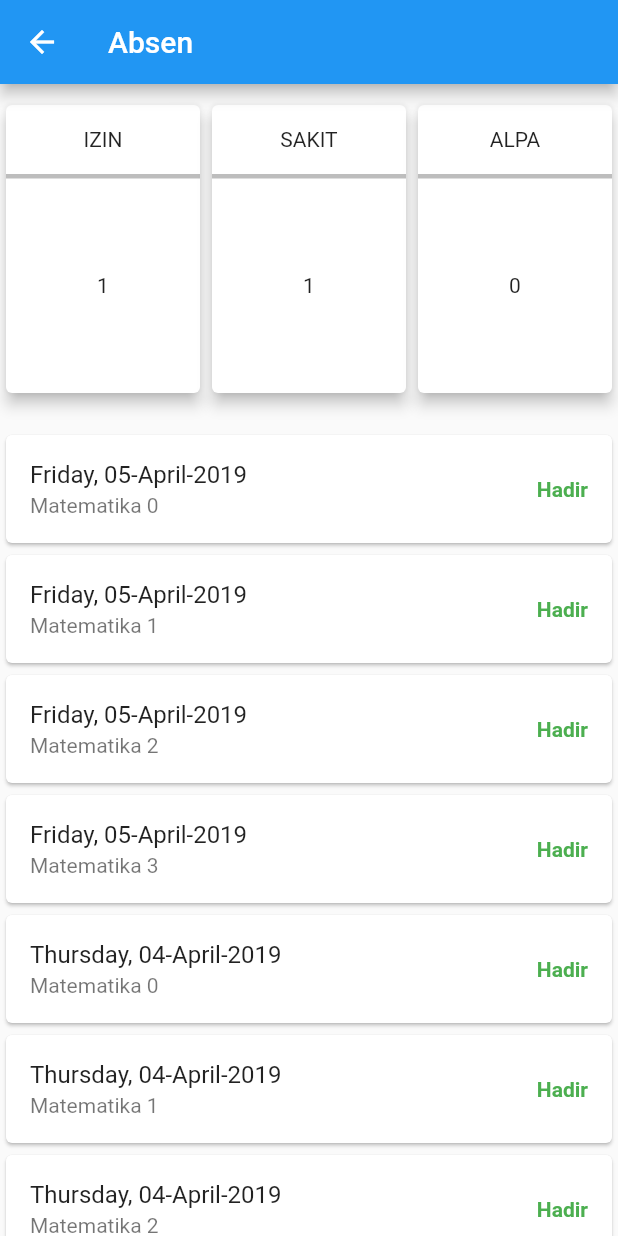
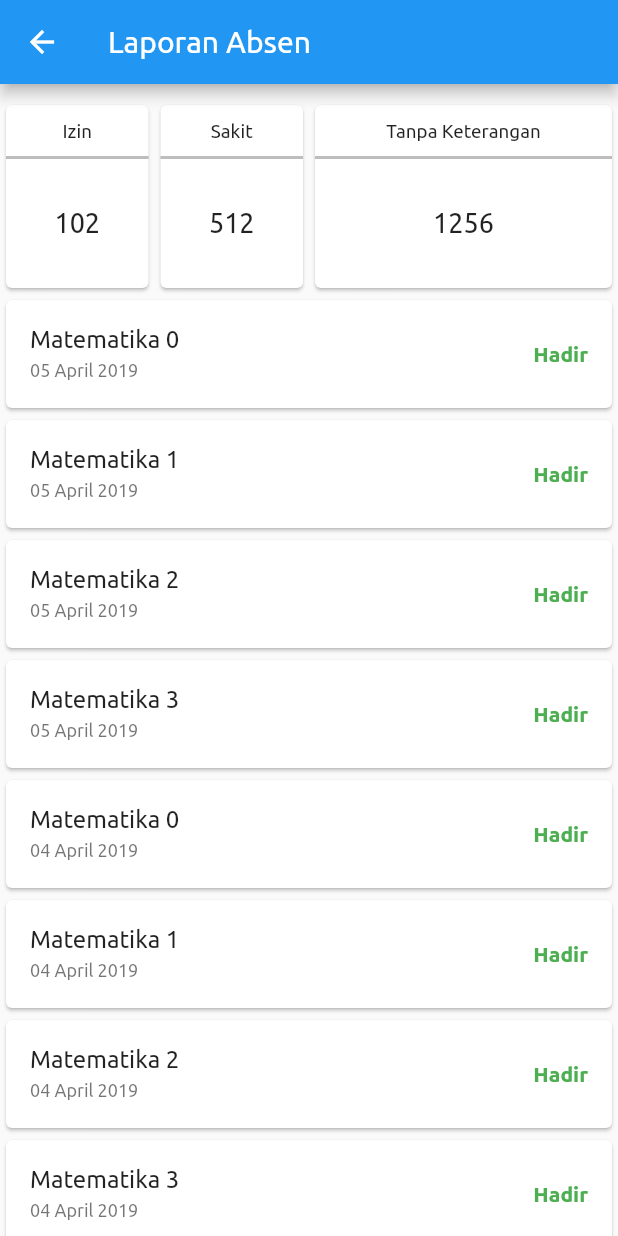
Before and after one commit to mahajir05/mobile-owly, a Flutter app: the Absen screen opened directly, on a phone screen of 412 x 824 dp. Run offline on Flutter 3.47's test engine with Material 2 defaults, Android fonts, the light colour scheme and no system bars; network calls fail; project files that could hold a hidden picture were left out.

Commit message:
updet lagi

```diff
--- a/lib/absen_page.dart
+++ b/lib/absen_page.dart
@@ -1,5 +1,6 @@
 import 'package:flutter/material.dart';
 import 'package:intl/intl.dart';
+import 'package:owly/config/configs.dart';
 
 class Absen extends StatefulWidget {
   @override
@@ -13,17 +14,16 @@ class _Absen extends State<Absen> {
 
     return Scaffold(
       appBar: AppBar(
-        title: Text('Absen'),
+        title: Text('Laporan Absen',style: TextStyle(fontFamily: Configs.defaultFont)),
       ),
       body: Container(
         child: Column(
           children: <Widget>[
             new Container(
               width: queryData.size.width,
-              height: 200,
+              height: 130,
               margin: EdgeInsets.only(
-                top: 10,
-                bottom: 20
+                top: 10
               ),
               //color: Colors.blue[200],
               child: Row(
@@ -31,20 +31,19 @@ class _Absen extends State<Absen> {
                   new Expanded(
                     flex: 1,
                     child: Card(
-                      elevation: 4.0,
                       child: Column(
                         children: <Widget>[
                           new Container(
                             child: Padding(
-                              padding: EdgeInsets.all(15),
+                              padding: EdgeInsets.all(10),
                               child: Center(
-                                child: Text('IZIN'),
+                                child: Text('Izin',style: TextStyle(fontFamily: Configs.defaultFont,fontSize: 12.5),),
                               ),
                             ),
                           ),
 
                           new Container(
-                            height: 3,
+                            height: 2,
                             width: queryData.size.width,
                             color: Colors.black26,
                           ),
@@ -52,7 +51,7 @@ class _Absen extends State<Absen> {
                           new Expanded(
                             child: Container(
                               child: Center(
-                                child: Text('1'),
+                                child: Text('102',style: TextStyle(fontFamily: Configs.defaultFont,fontSize: 18)),
                               ),
                             ),
                           )
@@ -64,20 +63,19 @@ class _Absen extends State<Absen> {
                   new Expanded(
                     flex: 1,
                     child: Card(
-                      elevation: 4.0,
                       child: Column(
                         children: <Widget>[
                           new Container(
                             child: Padding(
-                              padding: EdgeInsets.all(15),
+                              padding: EdgeInsets.all(10),
                               child: Center(
-                                child: Text('SAKIT'),
+                                child: Text('Sakit',style: TextStyle(fontFamily: Configs.defaultFont,fontSize: 12.5),),
                               ),
                             ),
                           ),
 
                           new Container(
-                            height: 3,
+                            height: 2,
                             width: queryData.size.width,
                             color: Colors.black26,
                           ),
@@ -85,7 +83,7 @@ class _Absen extends State<Absen> {
                           new Expanded(
                             child: Container(
                               child: Center(
-                                child: Text('1'),
+                                child: Text('512',style: TextStyle(fontFamily: Configs.defaultFont,fontSize: 18)),
                               ),
                             ),
                           )
@@ -95,22 +93,21 @@ class _Absen extends State<Absen> {
                   ),
 
                   new Expanded(
-                    flex: 1,
+                    flex: 2,
                     child: Card(
-                      elevation: 4.0,
                       child: Column(
                         children: <Widget>[
                           new Container(
                             child: Padding(
-                              padding: EdgeInsets.all(15),
+                              padding: EdgeInsets.all(10),
                               child: Center(
-                                child: Text('ALPA'),
+                                child: Text('Tanpa Keterangan',style: TextStyle(fontFamily: Configs.defaultFont,fontSize: 12.5),),
                               ),
                             ),
                           ),
 
                           new Container(
-                            height: 3,
+                            height: 2,
                             width: queryData.size.width,
                             color: Colors.black26,
                           ),
@@ -118,7 +115,7 @@ class _Absen extends State<Absen> {
                           new Expanded(
                             child: Container(
                               child: Center(
-                                child: Text('0'),
+                                child: Text('1256',style: TextStyle(fontFamily: Configs.defaultFont,fontSize: 18)),
                               ),
                             ),
                           )
@@ -137,7 +134,7 @@ class _Absen extends State<Absen> {
                 itemBuilder: (context, index) {
                   var hariIni = new DateTime.now();
                   var tanggal = new DateTime(hariIni.year, hariIni.month, hariIni.day - index,);
-                  var dateFormat = new DateFormat('EEEE, dd-MMMM-yyyy').format(tanggal);
+                  var dateFormat = new DateFormat('dd MMMM yyyy').format(tanggal);
 
                   return Container(
                     child: ListView.builder(
@@ -148,11 +145,12 @@ class _Absen extends State<Absen> {
                         return Card(
                           child: Container(
                             child: ListTile(
-                            title: Text('$dateFormat'),
-                            subtitle: Text('Matematika $index1'),
+                            title: Text('Matematika $index1',style: TextStyle(fontFamily: Configs.defaultFont,fontSize: 16)),
+                            subtitle: Text('$dateFormat',style: TextStyle(fontFamily: Configs.defaultFont,fontSize: 12)),
                             trailing: Text(
                               'Hadir',
                               style: TextStyle(
+                                fontFamily: Configs.defaultFont,
                                 color: Colors.green,
                                 fontWeight: FontWeight.bold
                               ),
--- a/lib/config/configs.dart
+++ b/lib/config/configs.dart
@@ -13,4 +13,5 @@ static const String dashboardLogoURL = "http://siakadcloud.com/assets-new/img/lo
 static const String defaultFont = "Ubuntu";
 
 
+
 }
```
Also changed, not shown: 4 other files.
